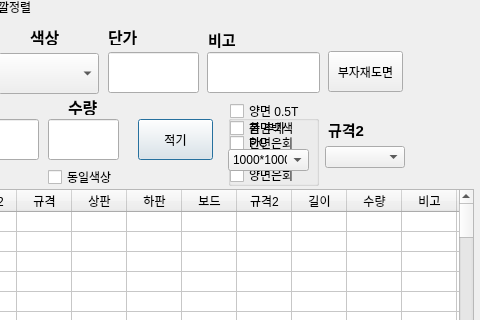
Qt form dspncalc.ui (jihk321/DSPN) before a commit; both pictures show x 282 to 762 and y 121 to 441 of the 762 by 650 pixel window.
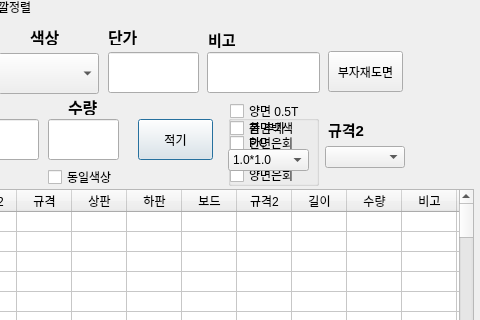
The same form after that commit.

What changed in the file:
```diff
--- a/dspncalc.ui
+++ b/dspncalc.ui
@@ -1563,7 +1563,7 @@
      </property>
      <item>
       <property name="text">
-       <string>1000*1000</string>
+       <string>1.0*1.0</string>
       </property>
      </item>
      <item>
```
Left out of the diff: 82 changed lines with no effect on the pictures.
